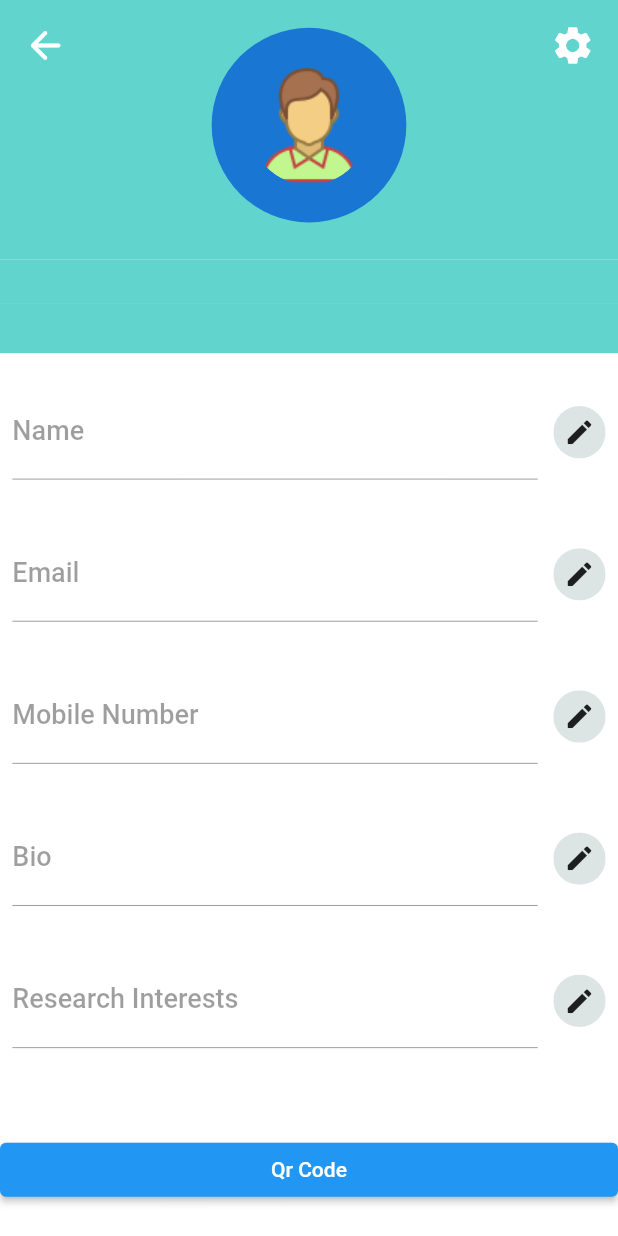
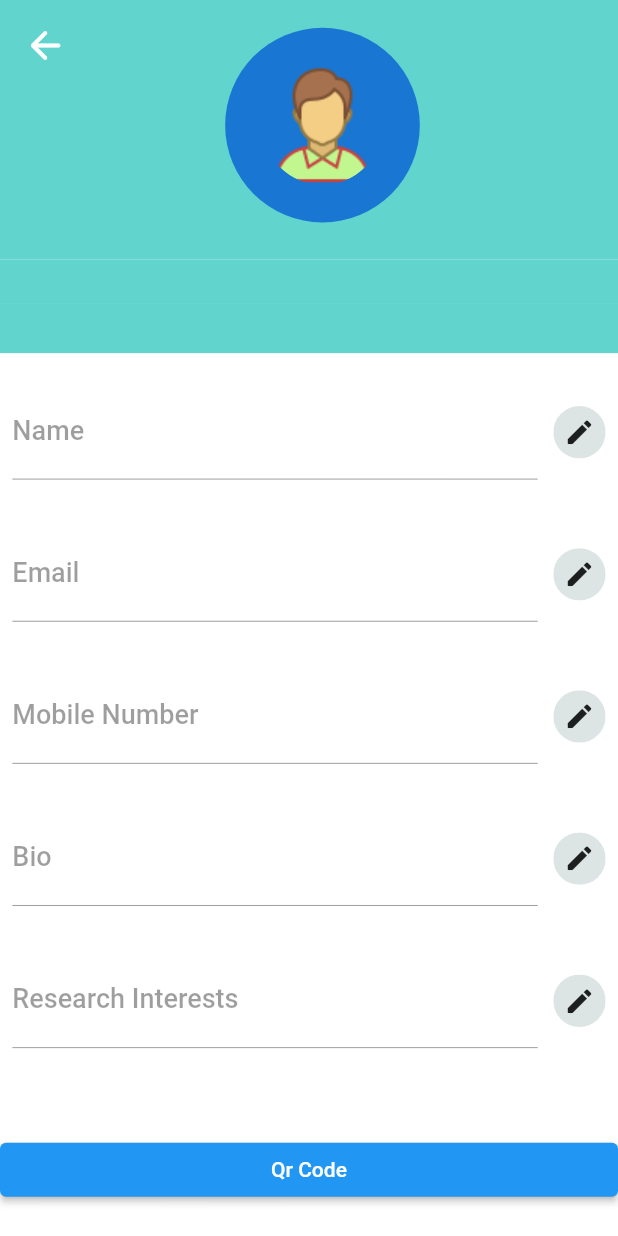
Before and after one commit to RahulSingh212/RIISE-Application, a Flutter app: the GuestProfileScreen screen opened directly, on a phone screen of 412 x 824 dp. Run offline on Flutter 3.47's test engine with Material 2 defaults, Android fonts, the phone set to English and light mode, and no system bars; our stand-ins replace cloud_firestore, curved_navigation_bar, firebase_auth, firebase_core, firebase_dynamic_links, firebase_storage and 9 more; missing offline and left inert: googleapis; accounts and stored records are empty; network calls fail.

```diff
--- a/lib/screens/Profile/GuestProfileScreen.dart
+++ b/lib/screens/Profile/GuestProfileScreen.dart
@@ -141,11 +141,13 @@ class _GuestProfileScreenState extends State<GuestProfileScreen> {
                       top: maxDimension * 0.0025,
                     ),
                     child: Column(
+                      crossAxisAlignment: CrossAxisAlignment.center,
                       children: [
                         SizedBox(
                           height: screenWidth * 0.025,
                         ),
-                        Container(
+                        Center(
+                          child: Container(
                             height: screenWidth * 0.315,
                             width: screenWidth * 0.315,
                             child: CircleAvatar(
@@ -176,6 +178,7 @@ class _GuestProfileScreenState extends State<GuestProfileScreen> {
                                                   imageNetworkUrl,
                                                   fit: BoxFit.cover,
                                                   width: double.infinity,
+                                                ),
                                     ),
                                   ),
                                 ),
@@ -232,15 +235,10 @@ class _GuestProfileScreenState extends State<GuestProfileScreen> {
                     ),
                   ),
                 ),
-                IconButton(
-                  onPressed: () {
-                    // Navigator.of(context).pushNamed(MySettingsScreen.routeName);
-                  },
-                  iconSize: 30,
-                  icon: const Icon(
-                    Icons.settings,
-                    color: Colors.white,
-                  ),
+                Icon(
+                  Icons.home,
+                  color: Colors.transparent,
+                  size: 30,
                 ),
               ],
             ),
```
Also changed, not shown: lib/providers/UserLoginProvider.dart (+4 -4 lines), lib/screens/Profile/FacultyProfileScreen.dart (+75 -1 lines). Lines whose indentation alone changed are shown as unchanged.
